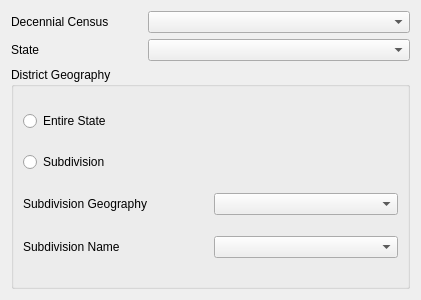
Qt form ui/WzpGeography.ui (couteau/redist_project) before a commit.
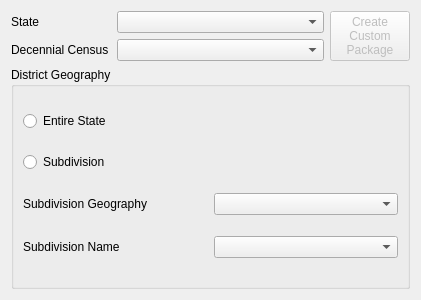
The same form after that commit.

What changed in the file:
```diff
--- a/ui/WzpGeography.ui
+++ b/ui/WzpGeography.ui
@@ -14,7 +14,7 @@
    <string>WizardPage</string>
   </property>
   <layout class="QGridLayout" name="gridLayout">
-   <item row="1" column="0">
+   <item row="0" column="0">
     <widget class="QLabel" name="lblState">
      <property name="text">
       <string>State</string>
@@ -24,14 +24,7 @@
      </property>
     </widget>
    </item>
-   <item row="1" column="1" colspan="2">
-    <widget class="QComboBox" name="cmbState">
-     <property name="placeholderText">
-      <string>Choose state</string>
-     </property>
-    </widget>
-   </item>
-   <item row="2" column="0" colspan="3">
+   <item row="4" column="0" colspan="4">
     <widget class="QGroupBox" name="gbxSubdivision">
      <property name="enabled">
       <bool>true</bool>
@@ -103,7 +96,7 @@
      </layout>
     </widget>
    </item>
-   <item row="0" column="0">
+   <item row="1" column="0">
     <widget class="QLabel" name="lbDecennial">
      <property name="sizePolicy">
       <sizepolicy hsizetype="Preferred" vsizetype="Fixed">
@@ -119,8 +112,65 @@
      </property>
     </widget>
    </item>
+   <item row="0" column="3" rowspan="2">
+    <layout class="QGridLayout" name="layout3">
+     <property name="leftMargin">
+      <number>0</number>
+     </property>
+     <property name="topMargin">
+      <number>0</number>
+     </property>
+     <property name="rightMargin">
+      <number>0</number>
+     </property>
+     <property name="bottomMargin">
+      <number>0</number>
+     </property>
+     <property name="spacing">
+      <number>0</number>
+     </property>
+     <item row="0" column="0">
+      <widget class="QPushButton" name="btnCustomGpkg">
+       <property name="enabled">
+        <bool>false</bool>
+       </property>
+       <property name="sizePolicy">
+        <sizepolicy hsizetype="Fixed" vsizetype="Expanding">
+         <horstretch>0</horstretch>
+         <verstretch>0</verstretch>
+        </sizepolicy>
+       </property>
+       <property name="text">
+        <string>Create
+Custom 
+Package</string>
+       </property>
+      </widget>
+     </item>
+    </layout>
+   </item>
    <item row="0" column="1" colspan="2">
-    <widget class="QComboBox" name="cmDecennial"/>
+    <widget class="QComboBox" name="cmbState">
+     <property name="sizePolicy">
+      <sizepolicy hsizetype="Expanding" vsizetype="Fixed">
+       <horstretch>0</horstretch>
+       <verstretch>0</verstretch>
+      </sizepolicy>
+     </property>
+     <property name="placeholderText">
+      <string>Choose state</string>
+     </property>
+    </widget>
+   </item>
+   <item row="1" column="1" colspan="2">
+    <widget class="QComboBox" name="cmDecennial">
+     <property name="sizePolicy">
+      <sizepolicy hsizetype="Expanding" vsizetype="Fixed">
+       <horstretch>0</horstretch>
+       <verstretch>0</verstretch>
+      </sizepolicy>
+     </property>
+    </widget>
    </item>
   </layout>
  </widget>
```
Left out of the diff: 1 changed line with no effect on the pictures.
